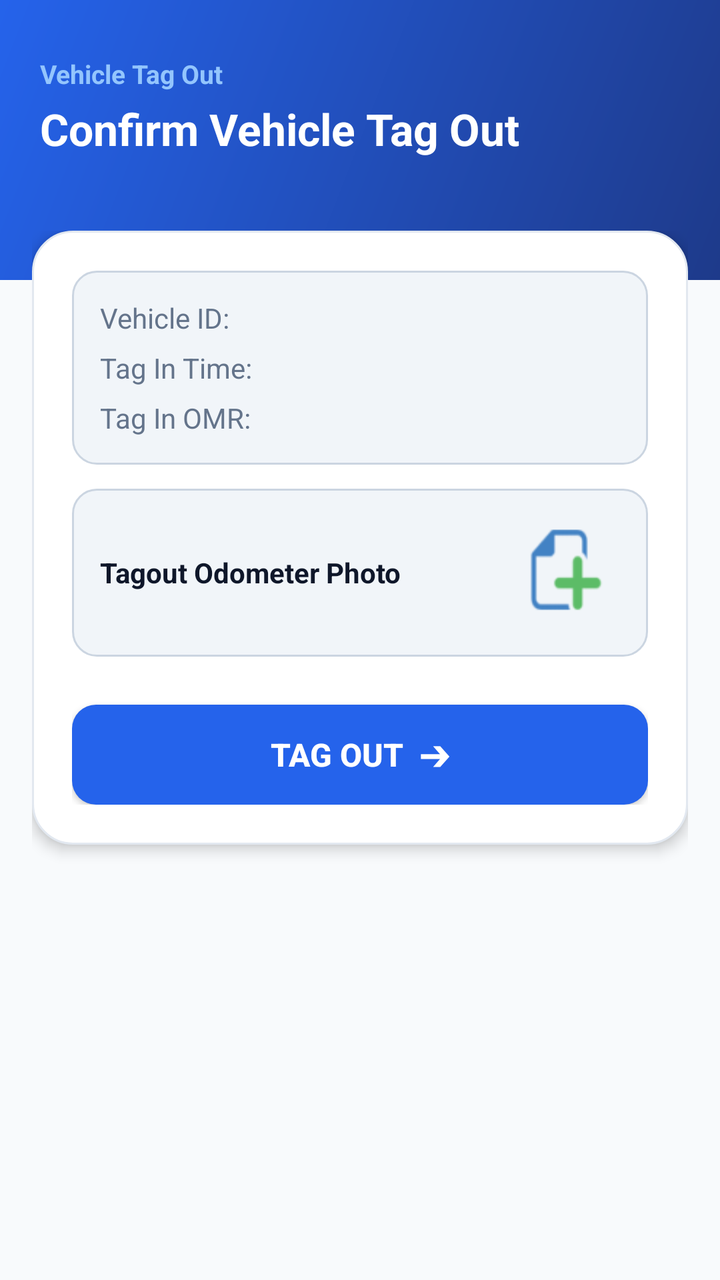
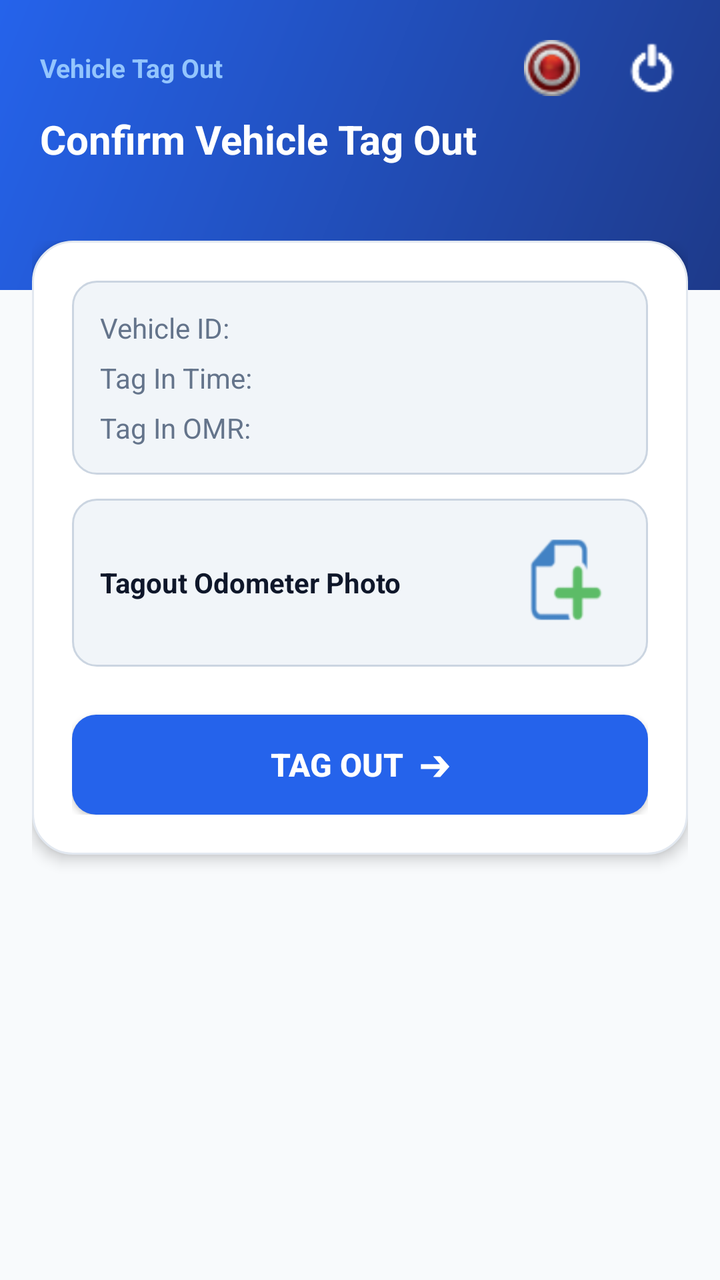

The first picture is an Android layout as it rendered before a commit; the second is the same layout after the commit. The layout source and the unified diff follow.
<!-- AndroidManifest.xml: application theme AppTheme -->
<!-- res/layout/activity_tagout.xml -->
<?xml version="1.0" encoding="utf-8"?>
<RelativeLayout xmlns:android="http://schemas.android.com/apk/res/android"
    android:id="@+id/activity_checklist"
    android:layout_width="match_parent"
    android:layout_height="match_parent"
    android:background="#F8FAFC">

    
    <LinearLayout
        android:id="@+id/header_container"
        android:layout_width="match_parent"
        android:layout_height="140dp"
        android:background="@drawable/bg_header_blue"
        android:orientation="vertical"
        android:paddingHorizontal="20dp"
        android:paddingTop="28dp">

        <TextView
            android:layout_width="wrap_content"
            android:layout_height="wrap_content"
            android:text="Vehicle Tag Out"
            android:textColor="#93C5FD"
            android:textSize="13sp"
            android:textStyle="bold" />

        <TextView
            android:layout_width="wrap_content"
            android:layout_height="wrap_content"
            android:layout_marginTop="4dp"
            android:text="Confirm Vehicle Tag Out"
            android:textColor="#FFFFFF"
            android:textSize="22sp"
            android:textStyle="bold" />
    </LinearLayout>

    <ScrollView
        android:layout_width="match_parent"
        android:layout_height="match_parent"
        android:layout_below="@id/header_container"
        android:layout_marginTop="-25dp"
        android:fillViewport="true">

        <LinearLayout
            android:layout_width="match_parent"
            android:layout_height="wrap_content"
            android:orientation="vertical"
            android:paddingHorizontal="16dp"
            android:paddingBottom="24dp">

            <LinearLayout
                android:layout_width="match_parent"
                android:layout_height="wrap_content"
                android:background="@drawable/bg_login_card"
                android:elevation="4dp"
                android:orientation="vertical"
                android:padding="20dp">

                
                <LinearLayout
                    android:layout_width="match_parent"
                    android:layout_height="wrap_content"
                    android:layout_marginBottom="12dp"
                    android:background="@drawable/bg_phone_input"
                    android:orientation="vertical"
                    android:padding="14dp">

                    <LinearLayout
                        android:layout_width="match_parent"
                        android:layout_height="wrap_content"
                        android:layout_marginBottom="6dp"
                        android:orientation="horizontal">

                        <TextView
                            android:layout_width="110dp"
                            android:layout_height="wrap_content"
                            android:text="Vehicle ID:"
                            android:textColor="#64748B"
                            android:textSize="14sp" />

                        <TextView
                            android:id="@+id/vehicleid"
                            android:layout_width="wrap_content"
                            android:layout_height="wrap_content"
                            android:textColor="#0F172A"
                            android:textSize="14sp"
                            android:textStyle="bold" />
                    </LinearLayout>

                    <LinearLayout
                        android:layout_width="match_parent"
                        android:layout_height="wrap_content"
                        android:layout_marginBottom="6dp"
                        android:orientation="horizontal">

                        <TextView
                            android:layout_width="110dp"
                            android:layout_height="wrap_content"
                            android:text="Tag In Time:"
                            android:textColor="#64748B"
                            android:textSize="14sp" />

                        <TextView
                            android:id="@+id/tagInTime"
                            android:layout_width="wrap_content"
                            android:layout_height="wrap_content"
                            android:textColor="#0F172A"
                            android:textSize="14sp"
                            android:textStyle="bold" />
                    </LinearLayout>

                    <LinearLayout
                        android:layout_width="match_parent"
                        android:layout_height="wrap_content"
                        android:orientation="horizontal">

                        <TextView
                            android:layout_width="110dp"
                            android:layout_height="wrap_content"
                            android:text="Tag In OMR:"
                            android:textColor="#64748B"
                            android:textSize="14sp" />

                        <TextView
                            android:id="@+id/tagInOMR"
                            android:layout_width="wrap_content"
                            android:layout_height="wrap_content"
                            android:textColor="#0F172A"
                            android:textSize="14sp"
                            android:textStyle="bold" />
                    </LinearLayout>
                </LinearLayout>

                
                <LinearLayout
                    android:layout_width="match_parent"
                    android:layout_height="wrap_content"
                    android:layout_marginBottom="24dp"
                    android:background="@drawable/bg_phone_input"
                    android:gravity="center_vertical"
                    android:orientation="horizontal"
                    android:padding="14dp">

                    <TextView
                        android:layout_width="0dp"
                        android:layout_height="wrap_content"
                        android:layout_weight="1"
                        android:text="Tagout Odometer Photo"
                        android:textColor="#0F172A"
                        android:textSize="14sp"
                        android:textStyle="bold" />

                    <ImageView
                        android:id="@+id/image_camera"
                        android:layout_width="56dp"
                        android:layout_height="56dp"
                        android:contentDescription="@null"
                        android:onClick="onClick"
                        android:scaleType="centerCrop"
                        android:src="@drawable/file_add" />
                </LinearLayout>

                
                <androidx.appcompat.widget.AppCompatButton
                    android:id="@+id/btnTagOut"
                    android:layout_width="match_parent"
                    android:layout_height="50dp"
                    android:background="@drawable/bg_login_button"
                    android:elevation="2dp"
                    android:text="TAG OUT  ➔"
                    android:textColor="#FFFFFF"
                    android:textSize="16sp"
                    android:textStyle="bold" />

            </LinearLayout>
        </LinearLayout>
    </ScrollView>
</RelativeLayout>
<!-- resources referenced by this layout -->
<resources>
  <!-- drawable bg_header_blue (drawable) -->
  <?xml version="1.0" encoding="utf-8"?>
  <shape xmlns:android="http://schemas.android.com/apk/res/android">
      <gradient
          android:startColor="#1E3A8A"
          android:endColor="#2563EB"
          android:angle="135"/>
  </shape>
  <!-- drawable bg_login_button (drawable) -->
  <?xml version="1.0" encoding="utf-8"?>
  <selector xmlns:android="http://schemas.android.com/apk/res/android">
      <item android:state_pressed="true">
          <shape>
              <solid android:color="#1D4ED8" />
              <corners android:radius="12dp" />
          </shape>
      </item>
      <item>
          <shape>
              <solid android:color="#2563EB" />
              <corners android:radius="12dp" />
          </shape>
      </item>
  </selector>
  <!-- drawable bg_login_card (drawable) -->
  <?xml version="1.0" encoding="utf-8"?>
  <shape xmlns:android="http://schemas.android.com/apk/res/android">
      <solid android:color="#FFFFFF" />
      <corners android:radius="20dp" />
      <stroke android:width="1dp" android:color="#E2E8F0" />
  </shape>
  <!-- drawable bg_phone_input (drawable) -->
  <?xml version="1.0" encoding="utf-8"?>
  <shape xmlns:android="http://schemas.android.com/apk/res/android">
      <solid android:color="#F1F5F9" />
      <corners android:radius="12dp" />
      <stroke android:width="1dp" android:color="#CBD5E1" />
  </shape>
  <!-- drawable file_add: png bitmap (drawable, 4534 bytes) -->
  <style name="AppTheme" parent="Theme.AppCompat.Light.DarkActionBar">
          
          <item name="colorPrimary">@color/colorPrimary</item>
          <item name="colorPrimaryDark">@color/colorPrimaryDark</item>
          <item name="colorAccent">@color/colorAccent</item>
      </style>
  <color name="colorPrimary">#3F51B5</color>
  <color name="colorPrimaryDark">#303F9F</color>
  <color name="colorAccent">#6495ED</color>
</resources>

<!-- the commit's change to res/layout/activity_tagout.xml (unified diff, before → after) -->
@@ -6,32 +6,74 @@
     android:background="#F8FAFC">
 
     
-    <LinearLayout
+    <RelativeLayout
         android:id="@+id/header_container"
         android:layout_width="match_parent"
-        android:layout_height="140dp"
+        android:layout_height="145dp"
         android:background="@drawable/bg_header_blue"
-        android:orientation="vertical"
         android:paddingHorizontal="20dp"
-        android:paddingTop="28dp">
-
+        android:paddingTop="20dp">
+
+        
+        <RelativeLayout
+            android:id="@+id/top_bar_row"
+            android:layout_width="match_parent"
+            android:layout_height="wrap_content"
+            android:layout_alignParentTop="true">
+
+            <TextView
+                android:layout_width="wrap_content"
+                android:layout_height="wrap_content"
+                android:layout_alignParentStart="true"
+                android:layout_centerVertical="true"
+                android:text="Vehicle Tag Out"
+                android:textColor="#93C5FD"
+                android:textSize="13sp"
+                android:textStyle="bold" />
+
+            
+            <LinearLayout
+                android:id="@+id/toolbar_actions"
+                android:layout_width="wrap_content"
+                android:layout_height="wrap_content"
+                android:layout_alignParentEnd="true"
+                android:layout_centerVertical="true"
+                android:gravity="center_vertical"
+                android:orientation="horizontal">
+
+                <ImageView
+                    android:id="@+id/btn_panic"
+                    android:layout_width="28dp"
+                    android:layout_height="28dp"
+                    android:background="?attr/selectableItemBackgroundBorderless"
+                    android:contentDescription="Panic"
+                    android:scaleType="fitCenter"
+                    android:src="@drawable/panic" />
+
+                <ImageView
+                    android:id="@+id/btn_logout"
+                    android:layout_width="28dp"
+                    android:layout_height="28dp"
+                    android:layout_marginStart="22dp"
+                    android:background="?attr/selectableItemBackgroundBorderless"
+                    android:contentDescription="Logout"
+                    android:scaleType="fitCenter"
+                    android:src="@drawable/logout" />
+            </LinearLayout>
+        </RelativeLayout>
+
+        
         <TextView
-            android:layout_width="wrap_content"
+            android:id="@+id/header_title"
+            android:layout_width="match_parent"
             android:layout_height="wrap_content"
-            android:text="Vehicle Tag Out"
-            android:textColor="#93C5FD"
-            android:textSize="13sp"
-            android:textStyle="bold" />
-
-        <TextView
-            android:layout_width="wrap_content"
-            android:layout_height="wrap_content"
-            android:layout_marginTop="4dp"
+            android:layout_below="@id/top_bar_row"
+            android:layout_marginTop="8dp"
             android:text="Confirm Vehicle Tag Out"
             android:textColor="#FFFFFF"
-            android:textSize="22sp"
+            android:textSize="20sp"
             android:textStyle="bold" />
-    </LinearLayout>
+    </RelativeLayout>
 
     <ScrollView
         android:layout_width="match_parent"
<!-- resource entries referenced after the edit -->
@@ -39,6 +39,8 @@
       <stroke android:width="1dp" android:color="#CBD5E1" />
   </shape>
   <!-- drawable file_add: png bitmap (drawable, 4534 bytes) -->
+  <!-- drawable logout: png bitmap (drawable, 516 bytes) -->
+  <!-- drawable panic: png bitmap (drawable, 2181 bytes) -->
   <style name="AppTheme" parent="Theme.AppCompat.Light.DarkActionBar">
           
           <item name="colorPrimary">@color/colorPrimary</item>
